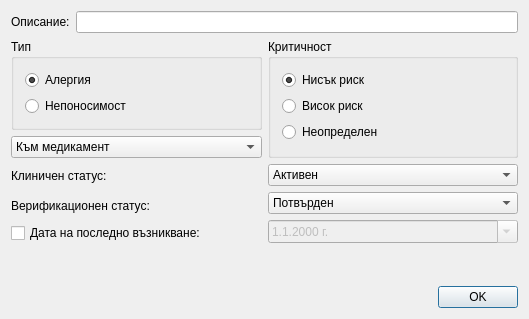
This is src/View/Widgets/AllergyDialog.ui in thefinalcutbg/DinoDent as Qt 5 draws it before an edit. The edited form follows.
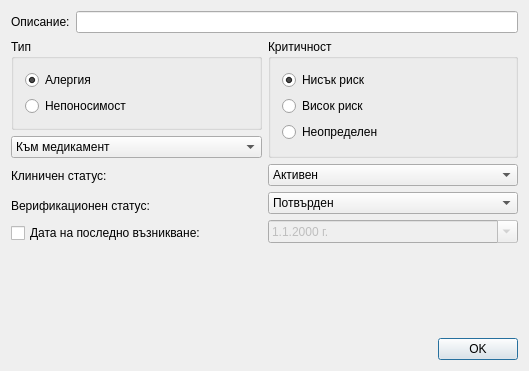
This is the edited form. Custom widgets are drawn as their Qt base class.

Diff of the .ui file:
```diff
--- a/src/View/Widgets/AllergyDialog.ui
+++ b/src/View/Widgets/AllergyDialog.ui
@@ -7,7 +7,7 @@
     <x>0</x>
     <y>0</y>
     <width>529</width>
-    <height>319</height>
+    <height>371</height>
    </rect>
   </property>
   <property name="minimumSize">
@@ -290,6 +290,9 @@
        <property name="text">
         <string>OK</string>
        </property>
+       <property name="default">
+        <bool>true</bool>
+       </property>
       </widget>
      </item>
     </layout>
```
Left out of the diff: 6 changed lines with no effect on the pictures.
